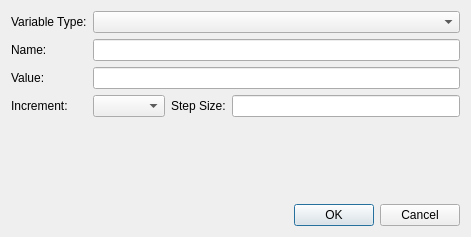
The window that glabels/ui/EditVariableDialog.ui (jimevins/glabels-qt) describes before a commit, drawn with Qt 5.
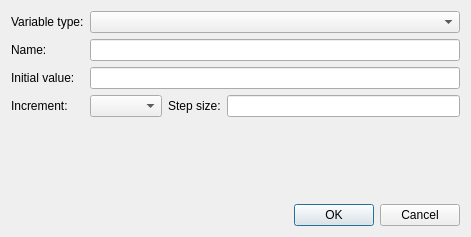
The same window after the commit.

Commit message: Implemented variable substitution in simple print jobs.

What changed in the file:
```diff
--- a/glabels/ui/EditVariableDialog.ui
+++ b/glabels/ui/EditVariableDialog.ui
@@ -19,7 +19,7 @@
      <item row="0" column="0">
       <widget class="QLabel" name="label_2">
        <property name="text">
-        <string>Variable Type:</string>
+        <string>Variable type:</string>
        </property>
       </widget>
      </item>
@@ -39,7 +39,7 @@
      <item row="2" column="0">
       <widget class="QLabel" name="label_5">
        <property name="text">
-        <string>Value:</string>
+        <string>Initial value:</string>
        </property>
       </widget>
      </item>
@@ -61,7 +61,7 @@
        <item>
         <widget class="QLabel" name="stepSizeLabel">
          <property name="text">
-          <string>Step Size:</string>
+          <string>Step size:</string>
          </property>
         </widget>
        </item>
```
The commit also changes 33 other files.
